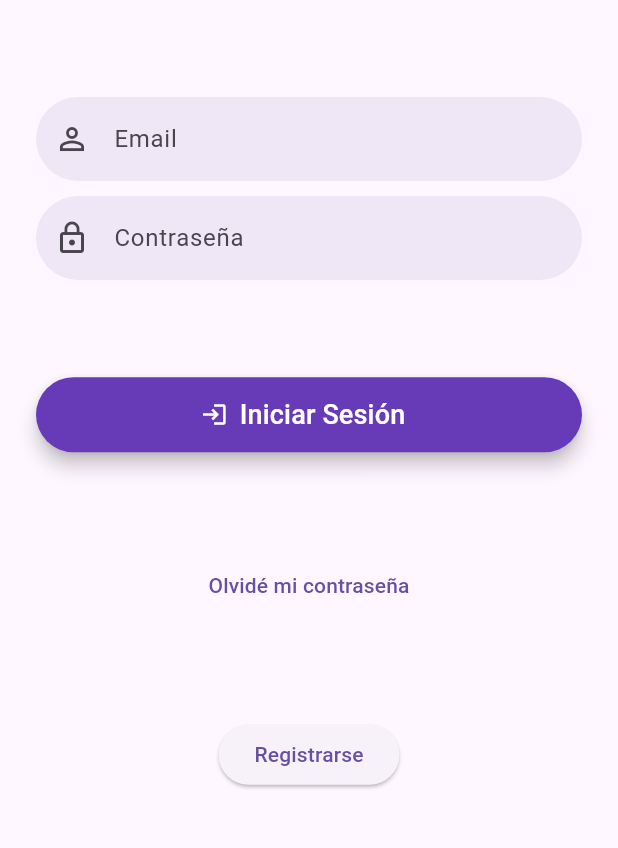
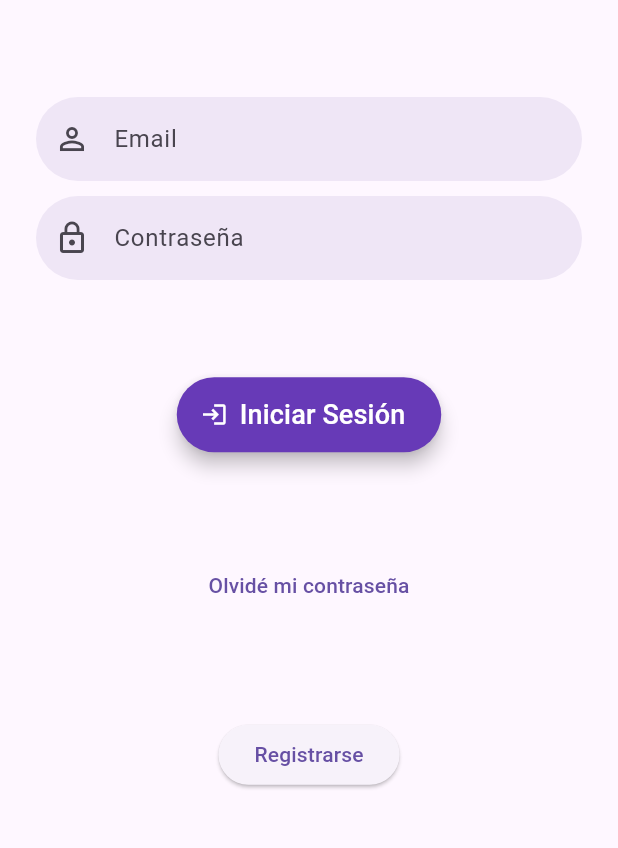
Before and after one commit to Luissylar/red_social_app, a Flutter app: the screen it shows after launch, on a phone screen of 412 x 824 dp, the part 312-1160 px from its top. Run offline on Flutter 3.47's test engine with Material 3 defaults, Android fonts, the phone set to English and light mode, and no system bars.

Commit message:
añadiendo pequeño boton

```diff
--- a/lib/pages/loginPage.dart
+++ b/lib/pages/loginPage.dart
@@ -136,7 +136,7 @@ class LoginPage extends StatelessWidget {
       style: ElevatedButton.styleFrom(
         backgroundColor: Colors.deepPurple,
         foregroundColor: Colors.white,
-        minimumSize: Size(double.infinity, 50),
+        minimumSize: Size(150, 50),
         shape: RoundedRectangleBorder(
           borderRadius: BorderRadius.circular(30),
         ),
```
